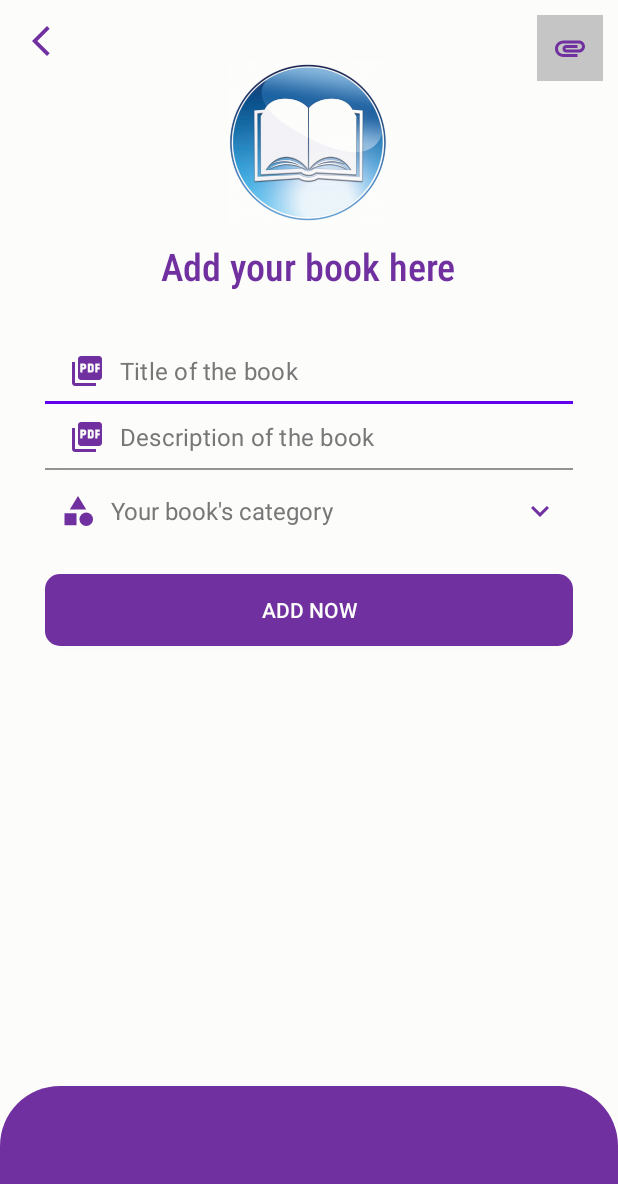
After one commit to tarunjoseph93/Bubble-eBookReader-Coursework, an Android app: the PdfAddPage screen opened directly, with no data from a screen before it, on a phone screen of 412 x 824 dp. The commit adds this screen. Shown: the top 1184 px of the screen. Run offline under Robolectric (Android 15) with nearby library versions, the phone set to English and light mode, and no system bars; our stand-ins replace Firebase (no records; nobody signed in at launch, a user with empty details on screens opened directly).

Commit message:
v0.5 Completed PDF Upload on Admin side.

```diff
--- a/app/src/main/AndroidManifest.xml
+++ b/app/src/main/AndroidManifest.xml
@@ -11,6 +11,9 @@
         android:roundIcon="@mipmap/ic_actual_launcher_round"
         android:supportsRtl="true"
         android:theme="@style/Theme.MaterialComponents.Light.NoActionBar">
+        <activity
+            android:name=".PdfAddPage"
+            android:exported="false" />
         <activity
             android:name=".AddBookCategory"
             android:exported="false" />
--- /dev/null
+++ b/app/src/main/res/drawable/ic_baseline_attachment_purple.xml
@@ -0,0 +1,5 @@
+<vector android:height="24dp" android:tint="#7030A0"
+    android:viewportHeight="24" android:viewportWidth="24"
+    android:width="24dp" xmlns:android="http://schemas.android.com/apk/res/android">
+    <path android:fillColor="@android:color/white" android:pathData="M2,12.5C2,9.46 4.46,7 7.5,7H18c2.21,0 4,1.79 4,4s-1.79,4 -4,4H9.5C8.12,15 7,13.88 7,12.5S8.12,10 9.5,10H17v2H9.41c-0.55,0 -0.55,1 0,1H18c1.1,0 2,-0.9 2,-2s-0.9,-2 -2,-2H7.5C5.57,9 4,10.57 4,12.5S5.57,16 7.5,16H17v2H7.5C4.46,18 2,15.54 2,12.5z"/>
+</vector>
--- /dev/null
+++ b/app/src/main/res/drawable/ic_baseline_category_purple.xml
@@ -0,0 +1,7 @@
+<vector android:height="24dp" android:tint="#7030A0"
+    android:viewportHeight="24" android:viewportWidth="24"
+    android:width="24dp" xmlns:android="http://schemas.android.com/apk/res/android">
+    <path android:fillColor="@android:color/white" android:pathData="M12,2l-5.5,9h11z"/>
+    <path android:fillColor="@android:color/white" android:pathData="M17.5,17.5m-4.5,0a4.5,4.5 0,1 1,9 0a4.5,4.5 0,1 1,-9 0"/>
+    <path android:fillColor="@android:color/white" android:pathData="M3,13.5h8v8H3z"/>
+</vector>
--- /dev/null
+++ b/app/src/main/res/drawable/ic_baseline_keyboard_arrow_down_purple.xml
@@ -0,0 +1,5 @@
+<vector android:height="24dp" android:tint="#7030A0"
+    android:viewportHeight="24" android:viewportWidth="24"
+    android:width="24dp" xmlns:android="http://schemas.android.com/apk/res/android">
+    <path android:fillColor="@android:color/white" android:pathData="M7.41,8.59L12,13.17l4.59,-4.58L18,10l-6,6 -6,-6 1.41,-1.41z"/>
+</vector>
--- /dev/null
+++ b/app/src/main/res/drawable/ic_baseline_picture_as_pdf_purple.xml
@@ -0,0 +1,5 @@
+<vector android:height="24dp" android:tint="#7030A0"
+    android:viewportHeight="24" android:viewportWidth="24"
+    android:width="24dp" xmlns:android="http://schemas.android.com/apk/res/android">
+    <path android:fillColor="@android:color/white" android:pathData="M20,2L8,2c-1.1,0 -2,0.9 -2,2v12c0,1.1 0.9,2 2,2h12c1.1,0 2,-0.9 2,-2L22,4c0,-1.1 -0.9,-2 -2,-2zM11.5,9.5c0,0.83 -0.67,1.5 -1.5,1.5L9,11v2L7.5,13L7.5,7L10,7c0.83,0 1.5,0.67 1.5,1.5v1zM16.5,11.5c0,0.83 -0.67,1.5 -1.5,1.5h-2.5L12.5,7L15,7c0.83,0 1.5,0.67 1.5,1.5v3zM20.5,8.5L19,8.5v1h1.5L20.5,11L19,11v2h-1.5L17.5,7h3v1.5zM9,9.5h1v-1L9,8.5v1zM4,6L2,6v14c0,1.1 0.9,2 2,2h14v-2L4,20L4,6zM14,11.5h1v-3h-1v3z"/>
+</vector>
--- /dev/null
+++ b/app/src/main/res/layout/activity_pdf_add_page.xml
@@ -0,0 +1,136 @@
+<?xml version="1.0" encoding="utf-8"?>
+<RelativeLayout xmlns:android="http://schemas.android.com/apk/res/android"
+    xmlns:app="http://schemas.android.com/apk/res-auto"
+    xmlns:tools="http://schemas.android.com/tools"
+    android:layout_width="match_parent"
+    android:layout_height="match_parent"
+    android:background="@color/background_white"
+    tools:context=".PdfAddPage">
+
+    <ImageButton
+        android:id="@+id/backButton"
+        android:layout_width="wrap_content"
+        android:layout_height="wrap_content"
+        android:src="@drawable/ic_baseline_arrow_back_ios_new_purple"
+        android:background="@android:color/transparent"
+        android:padding="5dp"
+        android:layout_margin="10dp"/>
+
+    <ImageView
+        android:id="@+id/bookIcon"
+        android:layout_width="110dp"
+        android:layout_height="110dp"
+        android:layout_centerHorizontal="true"
+        android:layout_marginTop="40dp"
+        android:src="@drawable/bookicon" />
+
+    <TextView
+        android:layout_width="wrap_content"
+        android:layout_height="wrap_content"
+        android:layout_below="@+id/bookIcon"
+        android:layout_centerHorizontal="true"
+        android:layout_marginTop="10dp"
+        android:text="@string/add_pdf_admin"
+        android:textColor="@color/standard_bubble_color"
+        android:fontFamily="sans-serif-condensed-medium"
+        android:textSize="25sp" />
+
+    <ImageButton
+        android:id="@+id/attachButton"
+        android:layout_width="wrap_content"
+        android:layout_height="wrap_content"
+        android:layout_alignParentEnd="true"
+        android:layout_margin="10dp"
+        android:background="@color/transparent"
+        android:padding="10dp"
+        android:src="@drawable/ic_baseline_attachment_purple"/>
+
+    <RelativeLayout
+        android:id="@+id/highlight_bar"
+        android:layout_width="match_parent"
+        android:layout_height="100dp"
+        android:layout_alignParentBottom="true"
+        android:background="@drawable/shape_highlight_bar"/>
+
+    <com.google.android.material.textfield.TextInputLayout
+        android:id="@+id/titleInputLayout"
+        android:layout_width="match_parent"
+        android:layout_height="wrap_content"
+        android:layout_marginStart="30dp"
+        android:layout_marginEnd="30dp"
+        android:layout_marginTop="225dp"
+        app:hintEnabled="false">
+
+        <EditText
+            android:id="@+id/titleText"
+            android:layout_width="match_parent"
+            android:layout_height="wrap_content"
+            android:background="@drawable/shape_text_field"
+            android:drawableStart="@drawable/ic_baseline_picture_as_pdf_purple"
+            android:drawablePadding="10dp"
+            android:hint="@string/pdf_title_hint_admin"
+            android:inputType="textPersonName|textCapWords"
+            android:padding="10dp"
+            android:textColor="@color/standard_bubble_color"
+            android:textSize="16sp"
+            android:textColorHint="@color/gray_custom"/>
+
+    </com.google.android.material.textfield.TextInputLayout>
+
+    <com.google.android.material.textfield.TextInputLayout
+        android:id="@+id/descInputLayout"
+        android:layout_width="match_parent"
+        android:layout_height="wrap_content"
+        android:layout_marginStart="30dp"
+        android:layout_marginEnd="30dp"
+        android:layout_below="@+id/titleInputLayout"
+        app:hintEnabled="false">
+
+        <EditText
+            android:id="@+id/descText"
+            android:layout_width="match_parent"
+            android:layout_height="wrap_content"
+            android:background="@drawable/shape_text_field"
+            android:drawableStart="@drawable/ic_baseline_picture_as_pdf_purple"
+            android:drawablePadding="10dp"
+            android:hint="@string/pdf_desc_hint_admin"
+            android:inputType="textMultiLine|textCapSentences"
+            android:padding="10dp"
+            android:textColor="@color/standard_bubble_color"
+            android:textSize="16sp"
+            android:textColorHint="@color/gray_custom"/>
+
+    </com.google.android.material.textfield.TextInputLayout>
+
+    <TextView
+        android:id="@+id/catOptionsText"
+        android:layout_width="match_parent"
+        android:layout_height="wrap_content"
+        android:layout_below="@+id/descInputLayout"
+        android:layout_marginStart="30dp"
+        android:layout_marginEnd="30dp"
+        android:layout_marginTop="5dp"
+        android:background="@drawable/shape_text_field"
+        android:drawableStart="@drawable/ic_baseline_category_purple"
+        android:drawableEnd="@drawable/ic_baseline_keyboard_arrow_down_purple"
+        android:drawablePadding="10dp"
+        android:gravity="center_vertical"
+        android:hint="@string/pdf_category_hint_admin"
+        android:padding="10dp"
+        android:textColorHint="@color/gray_custom"
+        android:textSize="16sp"
+        android:textColor="@color/standard_bubble_color"/>
+
+    <androidx.appcompat.widget.AppCompatButton
+        android:id="@+id/uploadPdfButton"
+        android:layout_width="match_parent"
+        android:layout_height="wrap_content"
+        android:layout_below="@+id/catOptionsText"
+        android:layout_marginStart="30dp"
+        android:layout_marginEnd="30dp"
+        android:layout_marginTop="20dp"
+        android:background="@drawable/shape_login_button"
+        android:text="@string/add"
+        android:textColor="@color/background_white" />
+
+</RelativeLayout>
--- a/app/src/main/res/values/strings.xml
+++ b/app/src/main/res/values/strings.xml
@@ -20,4 +20,8 @@
     <string name="add">Add now</string>
     <string name="cat_placeholder">Category goes here</string>
     <string name="cat_search_hint">Search for your category</string>
+    <string name="add_pdf_admin">Add your book here</string>
+    <string name="pdf_title_hint_admin">Title of the book</string>
+    <string name="pdf_desc_hint_admin">Description of the book</string>
+    <string name="pdf_category_hint_admin">Your book\'s category</string>
 </resources>
```
Also changed, not shown: app/src/main/java/com/tj/bubble_ebookreader_coursework/AdminDashboard.java (+7 -0 lines), app/src/main/java/com/tj/bubble_ebookreader_coursework/PdfAddPage.java (added, +227 -0 lines).
